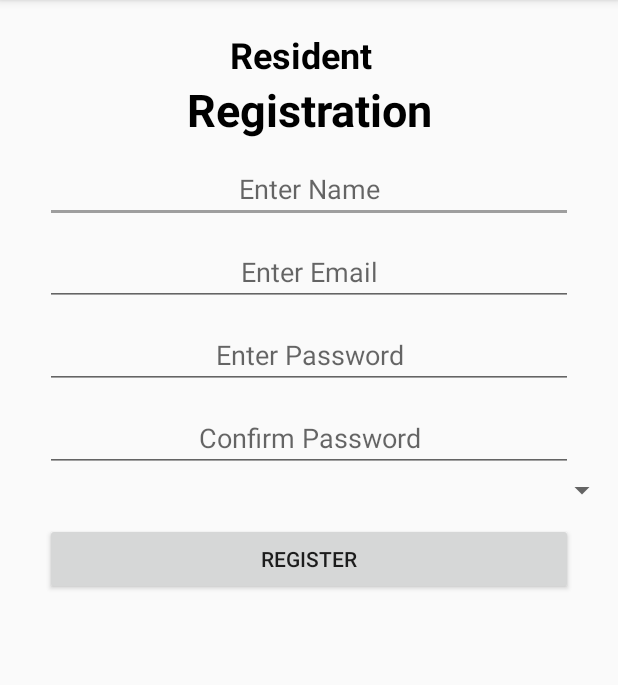
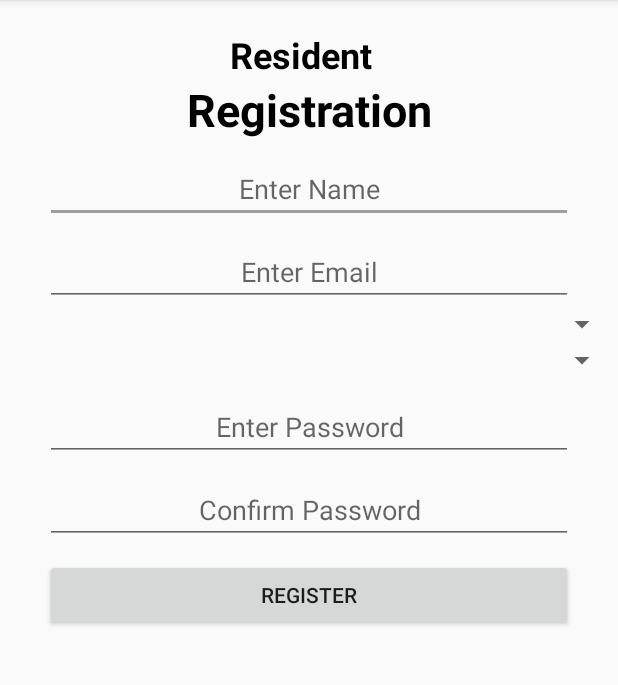
Before and after one commit to worsie501/Reinstall_app, an Android app: the ResidentRegister screen opened directly, with no data from a screen before it, on a phone screen of 412 x 824 dp, the part 84-769 px from its top. Run offline under Robolectric (Android 15) with nearby library versions, the phone set to English and light mode, and no system bars; libraries missing offline, so code that uses them is left out: com.backendless, com.backendless.async, com.backendless.exceptions.

```diff
--- a/app/src/main/res/layout/activity_resident_register.xml
+++ b/app/src/main/res/layout/activity_resident_register.xml
@@ -82,6 +82,16 @@
             android:hint="Enter Email"
             android:inputType="textEmailAddress" />
 
+        <Spinner
+            android:id="@+id/spnrResidentCity"
+            android:layout_width="match_parent"
+            android:layout_height="wrap_content" />
+
+        <Spinner
+            android:id="@+id/spnrResidentSuburb"
+            android:layout_width="match_parent"
+            android:layout_height="wrap_content" />
+
         <EditText
             android:id="@+id/etResidentRegisterPasword"
             android:layout_width="match_parent"
@@ -106,11 +116,6 @@
             android:hint="Confirm Password"
             android:inputType="textPassword" />
 
-    <Spinner
-        android:id="@+id/spnrResidentLocations"
-        android:layout_width="match_parent"
-        android:layout_height="wrap_content" />
-
         <Button
             android:id="@+id/btnResidentRegister"
             android:layout_width="match_parent"
```
